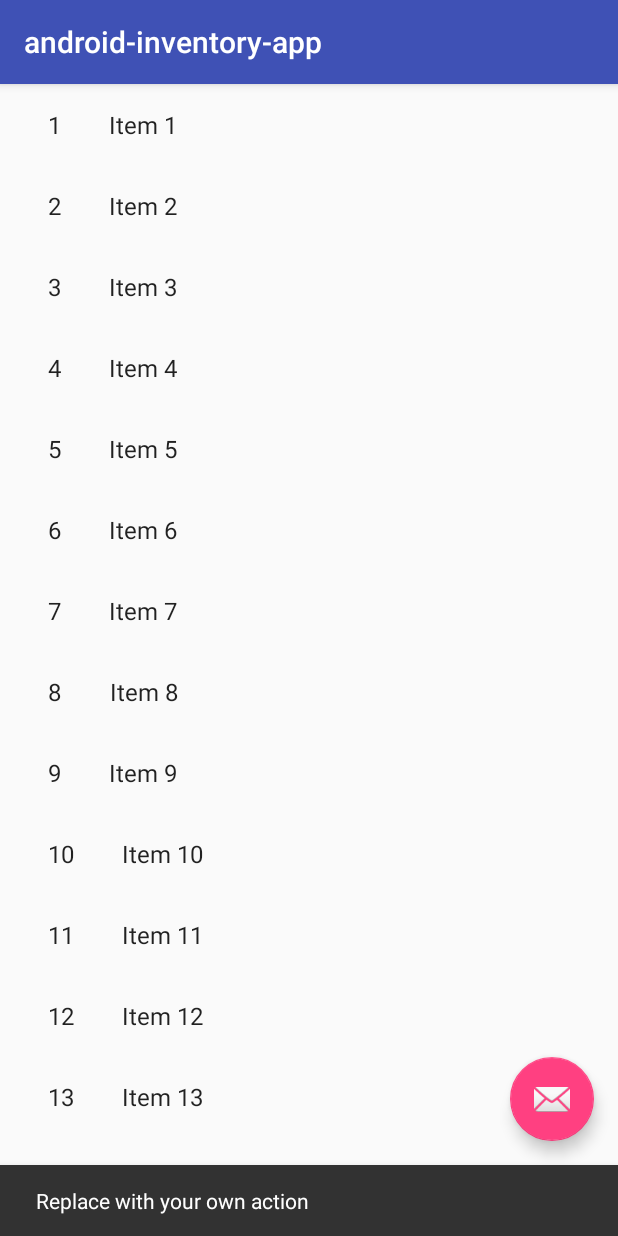
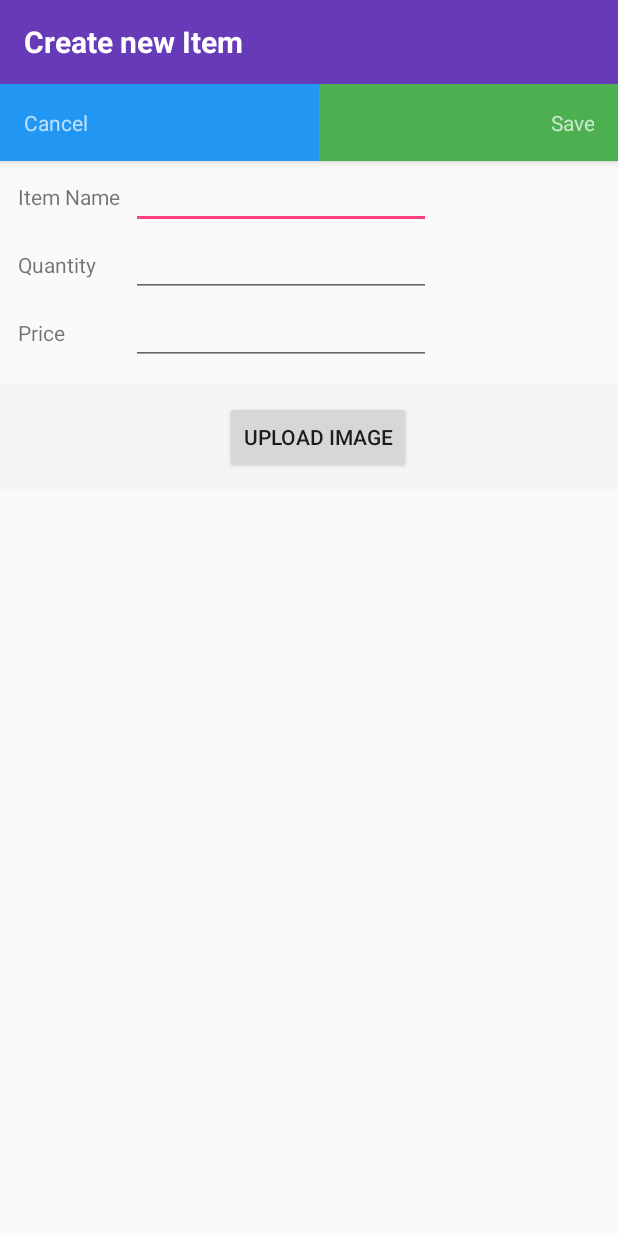
Before and after one commit to throwrocks/android-inventory-app, an Android app: the screen it shows after launch (ItemListActivity before the commit, ItemDetailDataEntry after it), after a tap on an icon or button, on a phone screen of 412 x 824 dp. Run offline under Robolectric (Android 15) with nearby library versions, the phone set to English and light mode, and no system bars.

Commit message:
Started implement the ItemDataEntryActivity and Layout.

```diff
--- a/app/src/main/java/rocks/athrow/android_inventory_app/ItemListActivity.java
+++ b/app/src/main/java/rocks/athrow/android_inventory_app/ItemListActivity.java
@@ -46,13 +46,16 @@ public class ItemListActivity extends AppCompatActivity {
         toolbar.setTitle(getTitle());
 
         FloatingActionButton fab = (FloatingActionButton) findViewById(R.id.fab);
+        if ( fab != null ){
         fab.setOnClickListener(new View.OnClickListener() {
             @Override
             public void onClick(View view) {
-                Snackbar.make(view, "Replace with your own action", Snackbar.LENGTH_LONG)
-                        .setAction("Action", null).show();
+                Intent intent = new Intent(getApplicationContext(), ItemDetailDataEntry.class);
+                startActivity(intent);
+
             }
         });
+        }
 
         View recyclerView = findViewById(R.id.item_list);
         assert recyclerView != null;
--- a/app/src/main/res/layout/activity_item_list.xml
+++ b/app/src/main/res/layout/activity_item_list.xml
@@ -5,7 +5,7 @@
     android:layout_width="match_parent"
     android:layout_height="match_parent"
     android:fitsSystemWindows="true"
-    tools:context=".MainActivity">
+    tools:context=".ItemListActivity">
 
     <android.support.design.widget.AppBarLayout
         android:id="@+id/app_bar"
@@ -36,7 +36,7 @@
         android:layout_height="wrap_content"
         android:layout_gravity="bottom|end"
         android:layout_margin="@dimen/fab_margin"
-        android:src="@android:drawable/ic_dialog_email" />
+        android:src="@drawable/add_item" />
 
 
 </android.support.design.widget.CoordinatorLayout>
--- /dev/null
+++ b/app/src/main/res/layout/item_data_entry.xml
@@ -0,0 +1,161 @@
+<android.support.design.widget.CoordinatorLayout xmlns:android="http://schemas.android.com/apk/res/android"
+    xmlns:app="http://schemas.android.com/apk/res-auto"
+    xmlns:tools="http://schemas.android.com/tools"
+    android:layout_width="match_parent"
+    android:layout_height="match_parent"
+    android:fitsSystemWindows="true"
+    tools:context="rocks.athrow.android_inventory_app.ItemDetailDataEntry"
+    tools:ignore="MergeRootFrame">
+
+    <android.support.design.widget.AppBarLayout
+        android:id="@+id/app_bar"
+        android:layout_width="match_parent"
+        android:layout_height="wrap_content"
+        android:theme="@style/ThemeOverlay.AppCompat.Dark.ActionBar">
+
+        <android.support.v7.widget.Toolbar
+            android:id="@+id/detail_toolbar"
+            android:layout_width="match_parent"
+            android:layout_height="?attr/actionBarSize"
+            android:background="#673AB7"
+            app:popupTheme="@style/ThemeOverlay.AppCompat.Light">
+
+            <LinearLayout
+                android:layout_width="match_parent"
+                android:layout_height="wrap_content"
+                android:orientation="vertical">
+
+                <TextView
+                    android:layout_width="wrap_content"
+                    android:layout_height="match_parent"
+                    android:text="Create new Item"
+                    android:textColor="#FFFFFF"
+                    android:textSize="20sp"
+                    android:textStyle="bold" />
+
+            </LinearLayout>
+        </android.support.v7.widget.Toolbar>
+
+        <LinearLayout
+            android:layout_width="match_parent"
+            android:layout_height="wrap_content"
+            android:orientation="horizontal"
+
+            android:weightSum="2">
+
+            <TextView
+                android:layout_width="wrap_content"
+                android:layout_height="match_parent"
+                android:layout_weight="1"
+                android:background="#2196F3"
+                android:clickable="true"
+                android:onClick="cancelNewItem"
+                android:paddingBottom="16dp"
+                android:paddingStart="16dp"
+                android:paddingTop="16dp"
+                android:text="Cancel"
+                android:textAlignment="viewStart" />
+
+            <TextView
+                android:layout_width="wrap_content"
+                android:layout_height="match_parent"
+                android:layout_weight="1"
+                android:background="#4CAF50"
+                android:clickable="true"
+                android:onClick="saveNewItem"
+                android:paddingBottom="16dp"
+                android:paddingEnd="16dp"
+                android:paddingTop="16dp"
+                android:text="Save"
+                android:textAlignment="viewEnd" />
+        </LinearLayout>
+
+    </android.support.design.widget.AppBarLayout>
+
+    <FrameLayout
+        android:layout_width="match_parent"
+        android:layout_height="match_parent"
+        app:layout_behavior="@string/appbar_scrolling_view_behavior">
+
+        <LinearLayout
+            android:layout_width="match_parent"
+            android:layout_height="wrap_content"
+            android:orientation="vertical">
+
+            <LinearLayout
+                android:layout_width="match_parent"
+                android:layout_height="wrap_content"
+                android:orientation="horizontal">
+
+                <TextView
+                    android:layout_width="75dp"
+                    android:layout_height="wrap_content"
+                    android:layout_marginStart="12dp"
+                    android:text="Item Name" />
+
+                <EditText
+                    android:id="@+id/item_name"
+                    android:layout_width="200dp"
+                    android:layout_height="wrap_content"
+                    android:inputType="text" />
+            </LinearLayout>
+
+
+            <LinearLayout
+                android:layout_width="match_parent"
+                android:layout_height="wrap_content"
+                android:orientation="horizontal">
+
+                <TextView
+                    android:layout_width="75dp"
+                    android:layout_height="wrap_content"
+                    android:layout_marginStart="12dp"
+                    android:text="Quantity" />
+
+                <EditText
+                    android:id="@+id/item_quantity"
+                    android:layout_width="200dp"
+                    android:layout_height="wrap_content"
+                    android:inputType="number" />
+            </LinearLayout>
+
+            <LinearLayout
+                android:layout_width="match_parent"
+                android:layout_height="wrap_content"
+                android:orientation="horizontal">
+
+                <TextView
+                    android:layout_width="75dp"
+                    android:layout_height="wrap_content"
+                    android:layout_marginStart="12dp"
+                    android:text="Price" />
+
+                <EditText
+                    android:id="@+id/item_price"
+                    android:layout_width="200dp"
+                    android:layout_height="wrap_content"
+                    android:inputType="numberDecimal" />
+            </LinearLayout>
+
+            <LinearLayout
+                android:layout_width="match_parent"
+                android:layout_height="wrap_content"
+                android:background="#F5F5F5"
+                android:gravity="center"
+                android:layout_marginTop="12dp"
+                android:paddingTop="12dp"
+                android:paddingBottom="12dp"
+                android:orientation="horizontal">
+
+                <Button
+                    android:id="@+id/upload_image"
+                    android:layout_width="wrap_content"
+                    android:layout_height="wrap_content"
+                    android:layout_marginStart="12dp"
+
+                    android:onClick="uploadImage"
+                    android:text="Upload Image" />
+            </LinearLayout>
+        </LinearLayout>
+    </FrameLayout>
+</android.support.design.widget.CoordinatorLayout>
--- a/app/src/main/res/values/strings.xml
+++ b/app/src/main/res/values/strings.xml
@@ -1,4 +1,5 @@
 <resources>
-    <string name="app_name">android-inventory-app</string>
+    <string name="app_name">Inventory Appp</string>
     <string name="title_item_detail">Item Detail</string>
+    <string name="title_item_data_entry">New Item</string>
 </resources>
```
Also changed, not shown: app/src/main/AndroidManifest.xml (+11 -1 lines), app/src/main/java/rocks/athrow/android_inventory_app/Item.java (added, +33 -0 lines), app/src/main/java/rocks/athrow/android_inventory_app/ItemDetailDataEntry.java (added, +100 -0 lines), app/src/main/res/drawable/add_item.png (added).
